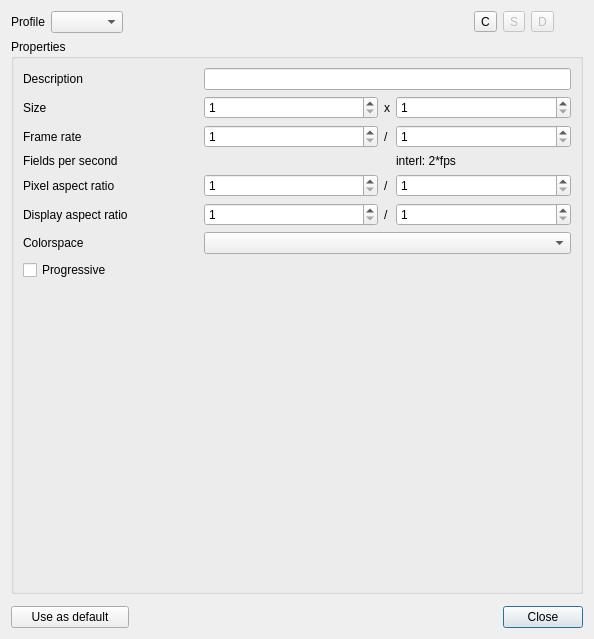
This is src/ui/profiledialog_ui.ui in KDE/kdenlive as Qt 5 draws it before an edit. The edited form follows.
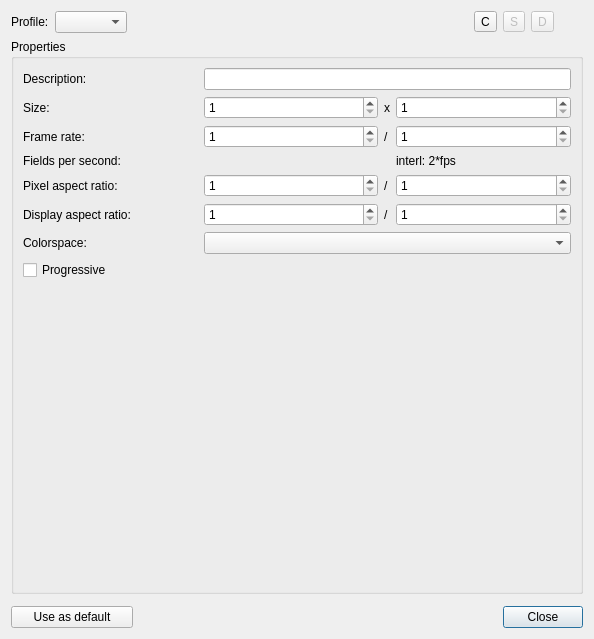
This is the edited form. Custom widgets are drawn as their Qt base class.

Patch:
```diff
--- a/src/ui/profiledialog_ui.ui
+++ b/src/ui/profiledialog_ui.ui
@@ -37,7 +37,7 @@
    <item row="0" column="0">
     <widget class="QLabel" name="label">
      <property name="text">
-      <string>Profile</string>
+      <string>Profile:</string>
      </property>
     </widget>
    </item>
@@ -57,7 +57,7 @@
       <item row="0" column="0">
        <widget class="QLabel" name="label_2">
         <property name="text">
-         <string>Description</string>
+         <string>Description:</string>
         </property>
        </widget>
       </item>
@@ -100,7 +100,7 @@
       <item row="2" column="0">
        <widget class="QLabel" name="label_3">
         <property name="text">
-         <string>Frame rate</string>
+         <string>Frame rate:</string>
         </property>
        </widget>
       </item>
@@ -140,7 +140,7 @@
       <item row="4" column="0">
        <widget class="QLabel" name="label_9">
         <property name="text">
-         <string>Pixel aspect ratio</string>
+         <string>Pixel aspect ratio:</string>
         </property>
        </widget>
       </item>
@@ -180,7 +180,7 @@
       <item row="5" column="0">
        <widget class="QLabel" name="label_10">
         <property name="text">
-         <string>Display aspect ratio</string>
+         <string>Display aspect ratio:</string>
         </property>
        </widget>
       </item>
@@ -233,14 +233,14 @@
       <item row="1" column="0">
        <widget class="QLabel" name="label_5">
         <property name="text">
-         <string>Size</string>
+         <string>Size:</string>
         </property>
        </widget>
       </item>
       <item row="3" column="0">
        <widget class="QLabel" name="label_11">
         <property name="text">
-         <string>Fields per second</string>
+         <string>Fields per second:</string>
         </property>
        </widget>
       </item>
@@ -254,7 +254,7 @@
       <item row="7" column="0">
        <widget class="QLabel" name="label_12">
         <property name="text">
-         <string>Colorspace</string>
+         <string>Colorspace:</string>
         </property>
        </widget>
       </item>
```
